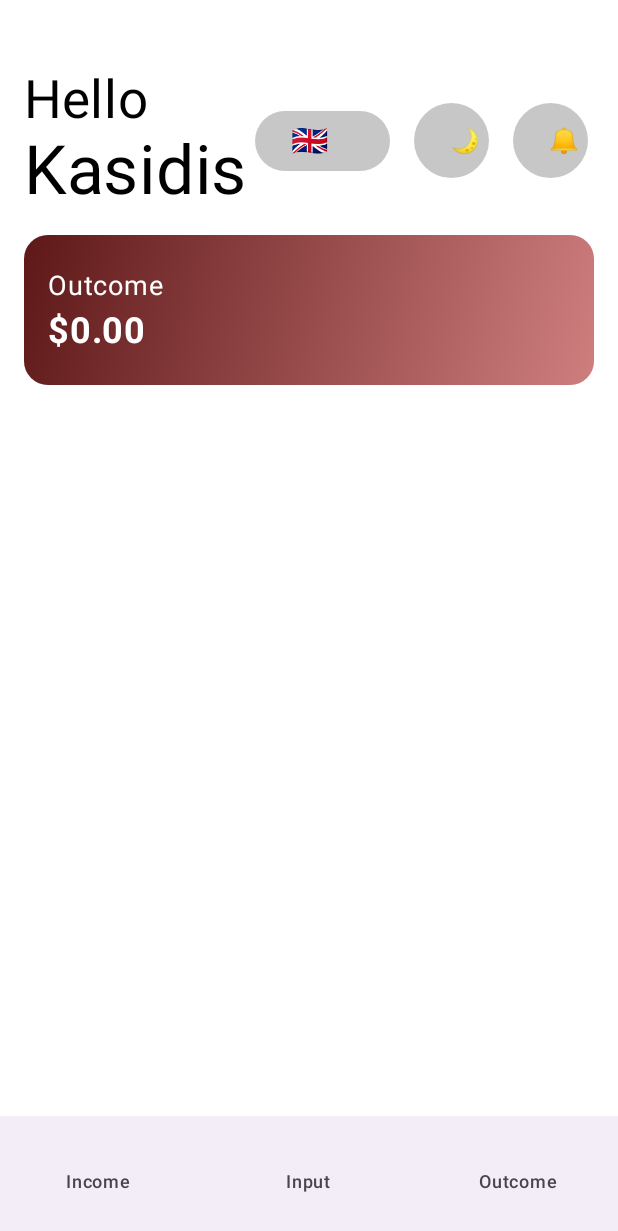
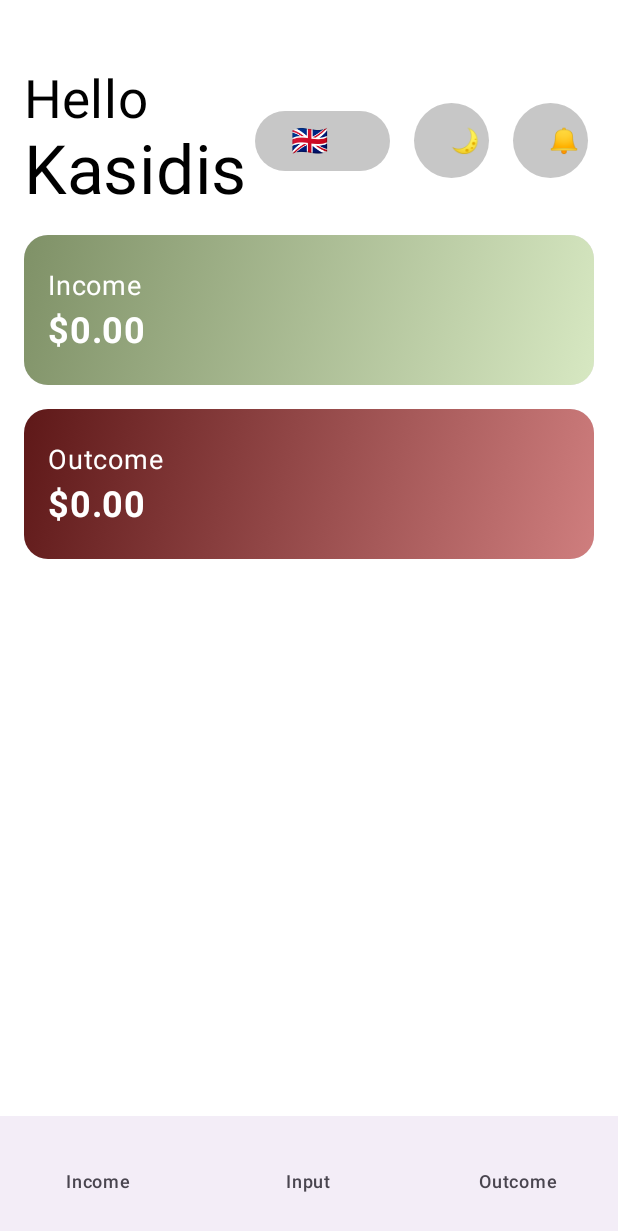
Before and after one commit to KSnie/Android-Project, an Android app built with Jetpack Compose: the screen it shows after launch (MainActivity), on a phone screen of 412 x 824 dp. Shown: the top 1231 px of the screen. Run offline under Robolectric (Android 15) with nearby library versions, the phone set to English and light mode, and no system bars; our stand-ins replace Room's generated code.

Commit message:
bring back totalIncome section

```diff
--- a/app/build.gradle.kts
+++ b/app/build.gradle.kts
@@ -52,6 +52,7 @@ dependencies {
     implementation(libs.androidx.ui.graphics)
     implementation(libs.androidx.ui.tooling.preview)
     implementation(libs.androidx.material3)
+    implementation(libs.firebase.messaging.ktx)
     testImplementation(libs.junit)
     androidTestImplementation(libs.androidx.junit)
     androidTestImplementation(libs.androidx.espresso.core)
--- a/app/src/main/java/com/example/projectapp/ui/screens/HomeScreen.kt
+++ b/app/src/main/java/com/example/projectapp/ui/screens/HomeScreen.kt
@@ -152,6 +152,27 @@ fun HomeScreen(
         ) {
             Box(
                 modifier = Modifier.fillMaxSize().background(
+                    Brush.linearGradient(colors = listOf(Color(0xFF7F9167), Color(0xFFD7E8C2)))
+                ).padding(16.dp),
+                contentAlignment = Alignment.CenterStart
+            ) {
+                Column {
+                    Text(text = if (isEnglish) "Income" else "รายรับ", fontSize = 18.sp, color = Color.White)
+                    Spacer(modifier = Modifier.height(4.dp))
+                    Text("$${"%,.2f".format(totalIncome ?: 0.0)}", fontSize = 24.sp, fontWeight = FontWeight.Bold, color = Color.White)
+                }
+            }
+        }
+
+        Spacer(modifier = Modifier.height(16.dp))
+
+
+        Card(
+            shape = RoundedCornerShape(16.dp),
+            modifier = Modifier.fillMaxWidth().height(100.dp)
+        ) {
+            Box(
+                modifier = Modifier.fillMaxSize().background(
                     Brush.linearGradient(colors = listOf(Color(0xFF5E1818), Color(0xFFCF7E7E)))
                 ).padding(16.dp),
                 contentAlignment = Alignment.CenterStart
--- a/gradle/libs.versions.toml
+++ b/gradle/libs.versions.toml
@@ -15,6 +15,7 @@ lifecycleViewmodelCompose = "2.8.7"
 navigationCompose = "2.8.8"
 roomRuntime = "2.6.1"
 firebaseMessaging = "24.1.0"
+firebaseMessagingKtx = "24.1.0"
 
 [libraries]
 androidx-core-ktx = { group = "androidx.core", name = "core-ktx", version.ref = "coreKtx" }
@@ -41,6 +42,7 @@ androidx-ui-test-junit4 = { group = "androidx.compose.ui", name = "ui-test-junit
 androidx-material3 = { group = "androidx.compose.material3", name = "material3" }
 kotlinx-coroutines-android = { module = "org.jetbrains.kotlinx:kotlinx-coroutines-android", version.ref = "kotlinxCoroutinesAndroid" }
 firebase-messaging = { group = "com.google.firebase", name = "firebase-messaging", version.ref = "firebaseMessaging" }
+firebase-messaging-ktx = { group = "com.google.firebase", name = "firebase-messaging-ktx", version.ref = "firebaseMessagingKtx" }
 
 [plugins]
 android-application = { id = "com.android.application", version.ref = "agp" }
```
